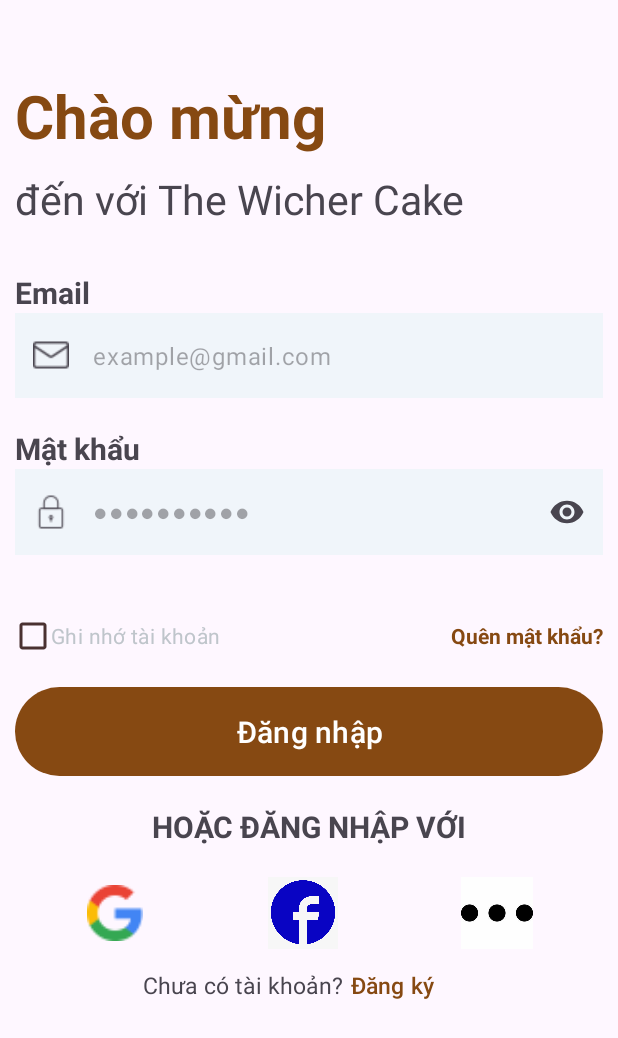
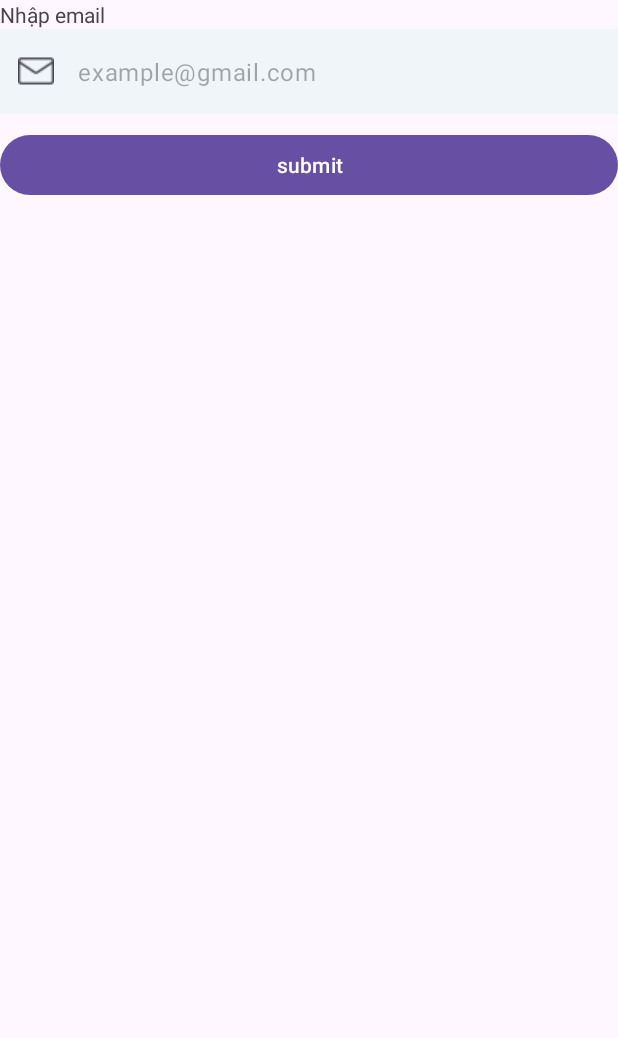
Before and after one commit to NguyenThanhDat1579/Witcher-sShoes, an Android app: the screen it shows after launch (DangNhap before the commit, FogotPassActivity after it), on a phone screen of 412 x 824 dp. Shown: the top 1038 px of the screen. Run offline under Robolectric (Android 15) with nearby library versions, the phone set to English and light mode, and no system bars; our stand-ins replace Firebase (no records; nobody signed in at launch, a user with empty details on screens opened directly).

Commit message:
fogot pass

```diff
--- a/app/src/main/AndroidManifest.xml
+++ b/app/src/main/AndroidManifest.xml
@@ -36,7 +36,7 @@
             android:name=".Activity.MainActivity"
             android:exported="false" />
         <activity
-            android:name=".Activity.ManHinhChaoActivity"
+            android:name=".Activity.FogotPassActivity"
             android:exported="true">
             <intent-filter>
                 <action android:name="android.intent.action.MAIN" />
--- /dev/null
+++ b/app/src/main/java/com/example/witchersshoes/Activity/FogotPassActivity.java
@@ -0,0 +1,89 @@
+package com.example.witchersshoes.Activity;
+
+import android.content.Intent;
+import android.os.Bundle;
+import android.view.View;
+import android.widget.Button;
+import android.widget.EditText;
+import android.widget.Toast;
+
+import androidx.activity.EdgeToEdge;
+import androidx.appcompat.app.AppCompatActivity;
+import androidx.core.graphics.Insets;
+import androidx.core.view.ViewCompat;
+import androidx.core.view.WindowInsetsCompat;
+import com.example.witchersshoes.R;
+import com.example.witchersshoes.SendMail;
+import com.google.android.material.textfield.TextInputEditText;
+import com.google.android.material.textfield.TextInputLayout;
+import com.google.firebase.firestore.FirebaseFirestore;
+import com.google.firebase.firestore.QueryDocumentSnapshot;
+
+import java.util.Random;
+
+public class FogotPassActivity extends AppCompatActivity {
+    TextInputEditText edtEmail;
+    TextInputLayout emailInputLayout;
+    Button btn;
+    FirebaseFirestore db;
+    SendMail sendMail;
+
+    @Override
+    protected void onCreate(Bundle savedInstanceState) {
+        super.onCreate(savedInstanceState);
+        EdgeToEdge.enable(this);
+        setContentView(R.layout.activity_fogot_pass);
+        ViewCompat.setOnApplyWindowInsetsListener(findViewById(R.id.main), (v, insets) -> {
+            Insets systemBars = insets.getInsets(WindowInsetsCompat.Type.systemBars());
+            v.setPadding(systemBars.left, systemBars.top, systemBars.right, systemBars.bottom);
+            return insets;
+        });
+        edtEmail = findViewById(R.id.edtEmail);
+        emailInputLayout = findViewById(R.id.emailInputLayout);
+        btn = findViewById(R.id.btn);
+        db = FirebaseFirestore.getInstance();
+        sendMail = new SendMail();
+
+        btn.setOnClickListener(new View.OnClickListener() {
+            @Override
+            public void onClick(View v) {
+                String email = edtEmail.getText().toString().trim();
+                checkIfEmailExistsInFirestore(email);
+            }
+        });
+    }
+
+    public void checkIfEmailExistsInFirestore(String email) {
+        db.collection("KhachHang")
+                .whereEqualTo("email", email)
+                .get()
+                .addOnCompleteListener(task -> {
+                    if (task.isSuccessful()) {
+                        boolean emailExists = false;
+                        for (QueryDocumentSnapshot document : task.getResult()) {
+                            emailExists = true;
+                            break;
+                        }
+                        if (emailExists) {
+                            String otp = generateOtp();
+                            Intent intent = new Intent(FogotPassActivity.this, OtpActivity.class);
+                            intent.putExtra("otpPass", otp); // Truyền otp sang OtpActivity
+                            startActivity(intent);
+                        } else {
+                            emailInputLayout.setError("Email không tồn tại"); // Xóa lỗi nếu email chưa tồn tại
+
+                        }
+                    } else {
+                        Toast.makeText(FogotPassActivity.this, "Thất bại khi kiểm tra email", Toast.LENGTH_SHORT).show();
+                    }
+                });
+
+    }
+
+    // Hàm tạo mã OTP ngẫu nhiên 6 chữ số
+    public String generateOtp() {
+        Random random = new Random();
+        int otp = 100000 + random.nextInt(900000);  // Tạo số ngẫu nhiên trong khoảng 100000 đến 999999
+        return String.valueOf(otp);
+    }
+}
--- a/app/src/main/res/layout/activity_dang_ky.xml
+++ b/app/src/main/res/layout/activity_dang_ky.xml
@@ -52,6 +52,7 @@
                     android:layout_width="match_parent"
                     android:layout_height="wrap_content"
                     android:hint="jonh doe"
+                    android:maxLines="1"
                     android:background="#F0F5FA"
                     android:layout_marginBottom="10dp"/>
             </com.google.android.material.textfield.TextInputLayout>
@@ -81,6 +82,7 @@
                     android:layout_width="match_parent"
                     android:layout_height="wrap_content"
                     android:hint="example@gmail.com"
+                    android:maxLines="1"
                     android:background="#F0F5FA"
                     android:layout_marginBottom="10dp"/>
             </com.google.android.material.textfield.TextInputLayout>
@@ -112,6 +114,7 @@
                     android:layout_width="match_parent"
                     android:layout_height="wrap_content"
                     android:hint="●●●●●●●●●●"
+                    android:maxLines="1"
                     android:background="#F0F5FA"
                     android:inputType="textPassword"
                     android:layout_marginBottom="10dp"/>
@@ -144,6 +147,7 @@
                     android:layout_width="match_parent"
                     android:layout_height="wrap_content"
                     android:hint="●●●●●●●●●"
+                    android:maxLines="1"
                     android:background="#F0F5FA"
                     android:inputType="textPassword"
                     android:layout_marginBottom="10dp"/>
--- a/app/src/main/res/layout/activity_dang_nhap.xml
+++ b/app/src/main/res/layout/activity_dang_nhap.xml
@@ -57,6 +57,7 @@
                     android:layout_width="match_parent"
                     android:layout_height="wrap_content"
                     android:hint="example@gmail.com"
+                    android:maxLines="1"
                     android:background="#F0F5FA"
                     android:layout_marginBottom="10dp" />
 
@@ -91,6 +92,7 @@
                     android:layout_width="match_parent"
                     android:layout_height="wrap_content"
                     android:hint="●●●●●●●●●●"
+                    android:maxLines="1"
                     android:background="#F0F5FA"
                     android:inputType="textPassword"
                     android:layout_marginBottom="10dp" />
@@ -121,6 +123,7 @@
                 android:layout_weight="1"/>
 
             <TextView
+                android:id="@+id/txtFogotPass"
                 android:gravity="end"
                 android:layout_width="wrap_content"
                 android:layout_height="wrap_content"
--- /dev/null
+++ b/app/src/main/res/layout/activity_fogot_pass.xml
@@ -0,0 +1,40 @@
+<?xml version="1.0" encoding="utf-8"?>
+<LinearLayout
+    xmlns:android="http://schemas.android.com/apk/res/android"
+    xmlns:tools="http://schemas.android.com/tools"
+    xmlns:app="http://schemas.android.com/apk/res-auto"
+    android:id="@+id/main"
+    android:layout_width="match_parent"
+    android:layout_height="match_parent"
+    android:orientation="vertical"
+    tools:context=".Activity.FogotPassActivity">
+
+    <TextView
+        android:layout_width="match_parent"
+        android:layout_height="wrap_content"
+        android:text="Nhập email"/>
+
+  <com.google.android.material.textfield.TextInputLayout
+      android:id="@+id/emailInputLayout"
+      android:layout_width="match_parent"
+      android:layout_height="wrap_content"
+      app:startIconDrawable="@drawable/ic_email"
+      app:hintEnabled="false">
+
+    <com.google.android.material.textfield.TextInputEditText
+        android:id="@+id/edtEmail"
+        android:layout_width="match_parent"
+        android:layout_height="wrap_content"
+        android:hint="example@gmail.com"
+        android:maxLines="1"
+        android:background="#F0F5FA"
+        android:layout_marginBottom="10dp" />
+
+  </com.google.android.material.textfield.TextInputLayout>
+  <Button
+      android:id="@+id/btn"
+      android:layout_width="match_parent"
+      android:layout_height="wrap_content"
+      android:text="submit"/>
+
+  </LinearLayout>
--- a/build.gradle.kts
+++ b/build.gradle.kts
@@ -2,4 +2,6 @@
 plugins {
     alias(libs.plugins.android.application) apply false
     id("com.google.gms.google-services") version "4.4.2" apply false
+    alias(libs.plugins.android.library) apply false
+    alias(libs.plugins.jetbrains.kotlin.android) apply false
 }
--- a/gradle/libs.versions.toml
+++ b/gradle/libs.versions.toml
@@ -9,6 +9,8 @@ activity = "1.9.2"
 constraintlayout = "2.1.4"
 firebaseDatabase = "21.0.0"
 firebaseAuth = "23.1.0"
+kotlin = "1.9.23"
+coreKtx = "1.15.0"
 
 [libraries]
 junit = { group = "junit", name = "junit", version.ref = "junit" }
@@ -20,6 +22,9 @@ activity = { group = "androidx.activity", name = "activity", version.ref = "acti
 constraintlayout = { group = "androidx.constraintlayout", name = "constraintlayout", version.ref = "constraintlayout" }
 firebase-database = { group = "com.google.firebase", name = "firebase-database", version.ref = "firebaseDatabase" }
 firebase-auth = { group = "com.google.firebase", name = "firebase-auth", version.ref = "firebaseAuth" }
+core-ktx = { group = "androidx.core", name = "core-ktx", version.ref = "coreKtx" }
 
 [plugins]
 android-application = { id = "com.android.application", version.ref = "agp" }
+android-library = { id = "com.android.library", version.ref = "agp" }
+jetbrains-kotlin-android = { id = "org.jetbrains.kotlin.android", version.ref = "kotlin" }
--- a/settings.gradle.kts
+++ b/settings.gradle.kts
@@ -21,3 +21,4 @@ dependencyResolutionManagement {
 
 rootProject.name = "WitcherCake"
 include(":app")
+include(":pinview")
```
Also changed, not shown: app/build.gradle.kts (+7 -0 lines), app/src/main/java/com/example/witchersshoes/Activity/DangKy.java (+92 -54 lines), app/src/main/java/com/example/witchersshoes/Activity/DangNhap.java (+13 -0 lines), app/src/main/java/com/example/witchersshoes/Activity/MainActivity.java (+9 -1 lines), app/src/main/java/com/example/witchersshoes/Activity/OtpActivity.java (added, +94 -0 lines), app/src/main/java/com/example/witchersshoes/SendMail.java (added, +63 -0 lines), app/src/main/res/layout/activity_otp.xml (added, +36 -0 lines), app/libs/activation.jar (added), app/libs/additionnal.jar (added), app/libs/mail.jar (added).
